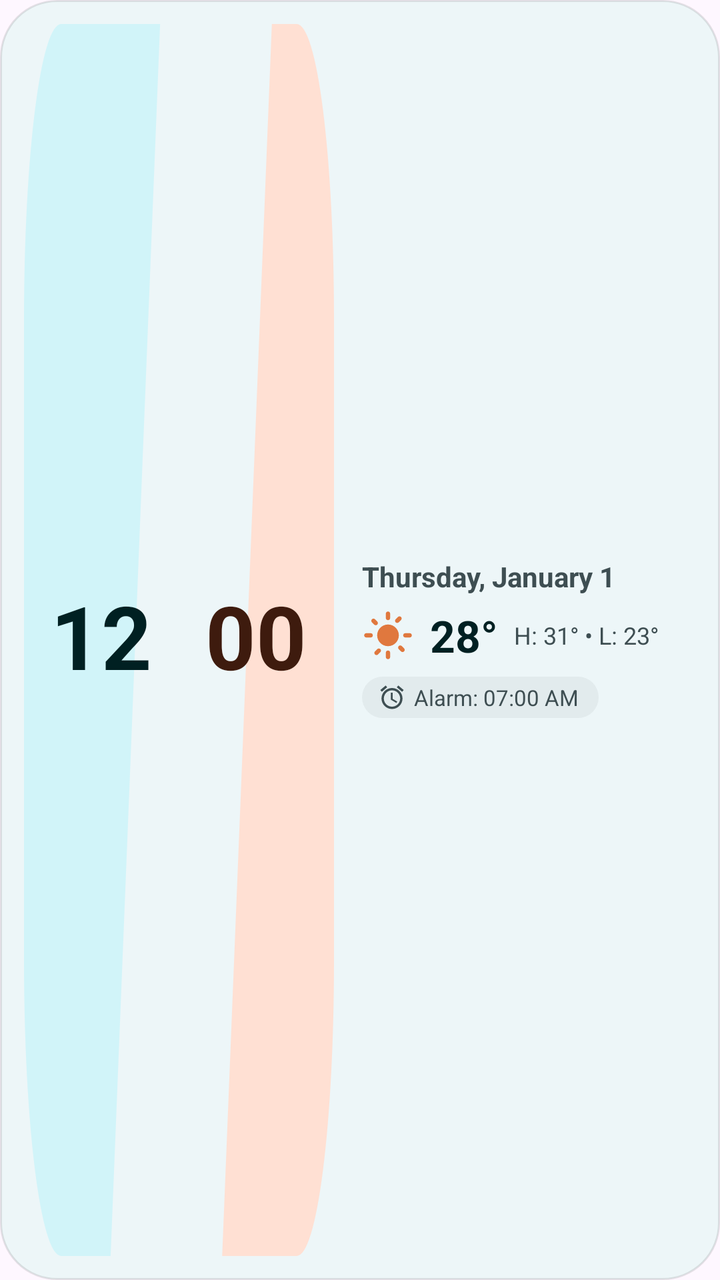
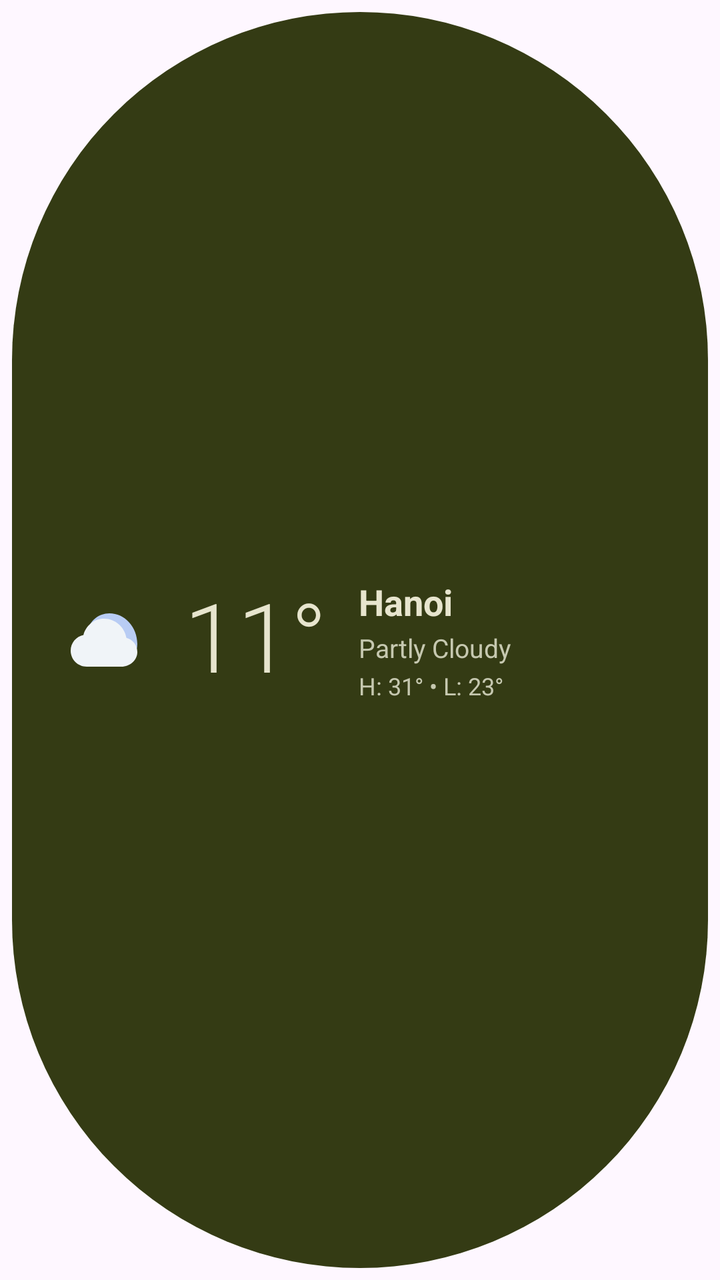

An Android layout rendered at two revisions. The XML below is the earlier revision; the diff shows what the commit changed to produce the second picture.
<!-- AndroidManifest.xml: application theme Theme.MaterialThemes -->
<!-- res/layout/widget_diagonal_4x2.xml -->
<?xml version="1.0" encoding="utf-8"?>
<LinearLayout xmlns:android="http://schemas.android.com/apk/res/android"
    android:id="@+id/widget_diagonal_root"
    android:layout_width="match_parent"
    android:layout_height="match_parent"
    android:background="@drawable/shape_widget_container"
    android:gravity="center_vertical"
    android:orientation="horizontal"
    android:padding="12dp">

    
    <LinearLayout
        android:layout_width="0dp"
        android:layout_height="match_parent"
        android:layout_weight="1.2"
        android:orientation="horizontal">

        <FrameLayout
            android:layout_width="0dp"
            android:layout_height="match_parent"
            android:layout_weight="1"
            android:background="@drawable/shape_diagonal_left"
            android:padding="8dp">

            <TextClock
                android:id="@+id/clock_hour"
                android:layout_width="wrap_content"
                android:layout_height="wrap_content"
                android:layout_gravity="center"
                android:format12Hour="hh"
                android:format24Hour="HH"
                android:includeFontPadding="false"
                android:textColor="@color/widget_text_primary"
                android:textSize="44sp"
                android:textStyle="bold" />
        </FrameLayout>

        <FrameLayout
            android:layout_width="0dp"
            android:layout_height="match_parent"
            android:layout_weight="1"
            android:background="@drawable/shape_diagonal_right"
            android:padding="8dp">

            <TextClock
                android:id="@+id/clock_minute"
                android:layout_width="wrap_content"
                android:layout_height="wrap_content"
                android:layout_gravity="center"
                android:format12Hour="mm"
                android:format24Hour="mm"
                android:includeFontPadding="false"
                android:textColor="@color/widget_text_on_secondary"
                android:textSize="44sp"
                android:textStyle="bold" />
        </FrameLayout>
    </LinearLayout>

    
    <LinearLayout
        android:layout_width="0dp"
        android:layout_height="match_parent"
        android:layout_weight="1.4"
        android:gravity="center_vertical"
        android:orientation="vertical"
        android:paddingStart="14dp"
        android:paddingEnd="6dp">

        <TextClock
            android:id="@+id/clock_date"
            android:layout_width="wrap_content"
            android:layout_height="wrap_content"
            android:format12Hour="EEEE, MMMM d"
            android:format24Hour="EEEE, MMMM d"
            android:includeFontPadding="false"
            android:textColor="@color/widget_text_secondary"
            android:textSize="14sp"
            android:textStyle="bold" />

        <LinearLayout
            android:layout_width="wrap_content"
            android:layout_height="wrap_content"
            android:layout_marginTop="6dp"
            android:gravity="center_vertical"
            android:orientation="horizontal">

            <ImageView
                android:id="@+id/img_weather"
                android:layout_width="26dp"
                android:layout_height="26dp"
                android:contentDescription="@string/sample_weather_condition"
                android:src="@drawable/ic_weather_sunny" />

            <TextView
                android:id="@+id/tv_temp"
                android:layout_width="wrap_content"
                android:layout_height="wrap_content"
                android:paddingStart="8dp"
                android:paddingEnd="0dp"
                android:text="@string/sample_temp_large"
                android:textColor="@color/widget_text_primary"
                android:textSize="22sp"
                android:textStyle="bold" />

            <TextView
                android:id="@+id/tv_temp_range"
                android:layout_width="wrap_content"
                android:layout_height="wrap_content"
                android:paddingStart="8dp"
                android:paddingEnd="0dp"
                android:text="@string/sample_temp_range"
                android:textColor="@color/widget_text_secondary"
                android:textSize="12sp" />
        </LinearLayout>

        
        <LinearLayout
            android:layout_width="wrap_content"
            android:layout_height="wrap_content"
            android:layout_marginTop="6dp"
            android:background="@drawable/shape_pill"
            android:gravity="center_vertical"
            android:orientation="horizontal"
            android:paddingStart="8dp"
            android:paddingTop="3dp"
            android:paddingEnd="10dp"
            android:paddingBottom="3dp">

            <ImageView
                android:layout_width="14dp"
                android:layout_height="14dp"
                android:contentDescription="@string/sample_next_alarm"
                android:src="@drawable/ic_time_alarm" />

            <TextView
                android:id="@+id/tv_alarm"
                android:layout_width="wrap_content"
                android:layout_height="wrap_content"
                android:paddingStart="4dp"
                android:paddingEnd="0dp"
                android:text="@string/sample_next_alarm"
                android:textColor="@color/widget_text_secondary"
                android:textSize="11sp" />
        </LinearLayout>
    </LinearLayout>
</LinearLayout>
<!-- resources referenced by this layout -->
<resources>
  <color name="widget_text_on_secondary">#3E1B0E</color>
  <color name="widget_text_primary">#002022</color>
  <color name="widget_text_secondary">#3E4E52</color>
  <!-- drawable ic_time_alarm (drawable) -->
  <vector xmlns:android="http://schemas.android.com/apk/res/android"
      android:width="24dp"
      android:height="24dp"
      android:viewportWidth="24"
      android:viewportHeight="24">
      <path
          android:fillColor="@color/widget_text_secondary"
          android:pathData="M22,5.72l-4.6,-3.86 -1.29,1.53 4.6,3.86L22,5.72zM7.88,3.39L6.6,1.86 2,5.71l1.29,1.53 4.59,-3.85zM12.5,8H11v6l4.75,2.85 0.75,-1.23 -4,-2.37V8zM12,4c-4.97,0 -9,4.03 -9,9s4.02,9 9,9c4.97,0 9,-4.03 9,-9s-4.03,-9 -9,-9zm0,16c-3.86,0 -7,-3.14 -7,-7s3.14,-7 7,-7 7,3.14 7,7 -3.14,7 -7,7z" />
  </vector>
  <!-- drawable ic_weather_sunny (drawable) -->
  <vector xmlns:android="http://schemas.android.com/apk/res/android"
      android:width="24dp"
      android:height="24dp"
      android:viewportWidth="24"
      android:viewportHeight="24">
      <path
          android:fillColor="@color/widget_accent_sun"
          android:pathData="M12,7c-2.76,0 -5,2.24 -5,5s2.24,5 5,5 5,-2.24 5,-5 -2.24,-5 -5,-5zM2,13h2c0.55,0 1,-0.45 1,-1s-0.45,-1 -1,-1L2,11c-0.55,0 -1,0.45 -1,1s0.45,1 1,1zM20,13h2c0.55,0 1,-0.45 1,-1s-0.45,-1 -1,-1h-2c-0.55,0 -1,0.45 -1,1s0.45,1 1,1zM11,2v2c0,0.55 0.45,1 1,1s1,-0.45 1,-1L13,2c0,-0.55 -0.45,-1 -1,-1s-1,0.45 -1,1zM11,20v2c0,0.55 0.45,1 1,1s1,-0.45 1,-1v-2c0,-0.55 -0.45,-1 -1,-1s-1,0.45 -1,1zM5.99,4.58c-0.39,-0.39 -1.03,-0.39 -1.41,0s-0.39,1.03 0,1.41l1.06,1.06c0.39,0.39 1.03,0.39 1.41,0s0.39,-1.03 0,-1.41L5.99,4.58zM18.36,16.95c-0.39,-0.39 -1.03,-0.39 -1.41,0s-0.39,1.03 0,1.41l1.06,1.06c0.39,0.39 1.03,0.39 1.41,0s0.39,-1.03 0,-1.41l-1.06,-1.06zM7.05,18.36l-1.06,1.06c-0.39,0.39 -0.39,1.03 0,1.41s1.03,0.39 1.41,0l1.06,-1.06c0.39,-0.39 0.39,-1.03 0,-1.41s-1.02,-0.39 -1.41,0zM16.95,5.99l1.06,-1.06c0.39,-0.39 0.39,-1.03 0,-1.41s-1.03,-0.39 -1.41,0l-1.06,1.06c-0.39,0.39 -0.39,1.03 0,1.41s1.03,0.39 1.41,0z" />
  </vector>
  <!-- drawable shape_diagonal_left (drawable) -->
  <vector xmlns:android="http://schemas.android.com/apk/res/android"
      android:width="100dp"
      android:height="100dp"
      android:viewportWidth="100"
      android:viewportHeight="100">
      <path
          android:fillColor="@color/widget_bg_primary"
          android:pathData="M 24,0 L 88,0 L 56,100 L 24,100 A 24,24 0 0,1 0,76 L 0,24 A 24,24 0 0,1 24,0 Z" />
  </vector>
  <!-- drawable shape_diagonal_right (drawable) -->
  <vector xmlns:android="http://schemas.android.com/apk/res/android"
      android:width="100dp"
      android:height="100dp"
      android:viewportWidth="100"
      android:viewportHeight="100">
      <path
          android:fillColor="@color/widget_bg_secondary"
          android:pathData="M 60,0 L 76,0 A 24,24 0 0,1 100,24 L 100,76 A 24,24 0 0,1 76,100 L 28,100 L 60,0 Z" />
  </vector>
  <!-- drawable shape_widget_container (drawable) -->
  <shape xmlns:android="http://schemas.android.com/apk/res/android"
      android:shape="rectangle">
      <solid android:color="@color/widget_container_bg" />
      <corners android:radius="28dp" />
      <stroke
          android:width="1dp"
          android:color="@color/widget_border_subtle" />
  </shape>
  <string name="sample_next_alarm">Alarm: 07:00 AM</string>
  <string name="sample_temp_large">28°</string>
  <color name="widget_accent_sun">#E0783E</color>
  <color name="widget_bg_primary">#D1F4F9</color>
  <color name="widget_bg_secondary">#FFE0D3</color>
  <color name="widget_bg_tertiary">#E2EBED</color>
  <color name="widget_container_bg">#EDF6F8</color>
  <color name="widget_border_subtle">#1A000000</color>
  <color name="md_theme_light_primary">#006874</color>
  <color name="md_theme_light_onPrimary">#FFFFFF</color>
  <color name="md_theme_light_secondary">#4A6267</color>
  <color name="md_theme_light_surface">#F8FDFF</color>
  <color name="md_theme_light_onSurface">#191C1D</color>
  <color name="md_theme_light_outline">#6F797A</color>
  <!-- unchanged entries left out for length: 12 -->
</resources>

<!-- the commit's change to res/layout/widget_diagonal_4x2.xml (unified diff, before → after) -->
@@ -1,146 +1,79 @@
 <?xml version="1.0" encoding="utf-8"?>
-<LinearLayout xmlns:android="http://schemas.android.com/apk/res/android"
+<FrameLayout xmlns:android="http://schemas.android.com/apk/res/android"
     android:id="@+id/widget_diagonal_root"
     android:layout_width="match_parent"
     android:layout_height="match_parent"
-    android:background="@drawable/shape_widget_container"
-    android:gravity="center_vertical"
-    android:orientation="horizontal"
-    android:padding="12dp">
+    android:background="@android:color/transparent"
+    android:padding="6dp">
 
     
     <LinearLayout
-        android:layout_width="0dp"
+        android:layout_width="match_parent"
         android:layout_height="match_parent"
-        android:layout_weight="1.2"
-        android:orientation="horizontal">
+        android:background="@drawable/shape_pill"
+        android:backgroundTint="@color/widget_bg_primary"
+        android:gravity="center_vertical"
+        android:orientation="horizontal"
+        android:paddingStart="24dp"
+        android:paddingTop="12dp"
+        android:paddingEnd="24dp"
+        android:paddingBottom="12dp">
 
-        <FrameLayout
+        
+        <ImageView
+            android:id="@+id/img_weather"
+            android:layout_width="48dp"
+            android:layout_height="48dp"
+            android:contentDescription="@string/sample_weather_condition"
+            android:src="@drawable/ic_weather_night_cloudy" />
+
+        
+        <TextView
+            android:id="@+id/tv_temp"
+            android:layout_width="wrap_content"
+            android:layout_height="wrap_content"
+            android:includeFontPadding="false"
+            android:paddingStart="14dp"
+            android:paddingEnd="16dp"
+            android:text="@string/sample_temp_11"
+            android:textColor="@color/widget_text_primary"
+            android:textSize="48sp"
+            android:fontFamily="sans-serif-light" />
+
+        
+        <LinearLayout
             android:layout_width="0dp"
-            android:layout_height="match_parent"
+            android:layout_height="wrap_content"
             android:layout_weight="1"
-            android:background="@drawable/shape_diagonal_left"
-            android:padding="8dp">
+            android:gravity="center_vertical"
+            android:orientation="vertical">
 
-            <TextClock
-                android:id="@+id/clock_hour"
+            <TextView
+                android:id="@+id/tv_city"
                 android:layout_width="wrap_content"
                 android:layout_height="wrap_content"
-                android:layout_gravity="center"
-                android:format12Hour="hh"
-                android:format24Hour="HH"
-                android:includeFontPadding="false"
+                android:text="@string/sample_location"
                 android:textColor="@color/widget_text_primary"
-                android:textSize="44sp"
+                android:textSize="18sp"
                 android:textStyle="bold" />
-        </FrameLayout>
 
-        <FrameLayout
-            android:layout_width="0dp"
-            android:layout_height="match_parent"
-            android:layout_weight="1"
-            android:background="@drawable/shape_diagonal_right"
-            android:padding="8dp">
-
-            <TextClock
-                android:id="@+id/clock_minute"
+            <TextView
+                android:id="@+id/tv_condition"
                 android:layout_width="wrap_content"
                 android:layout_height="wrap_content"
-                android:layout_gravity="center"
-                android:format12Hour="mm"
-                android:format24Hour="mm"
-                android:includeFontPadding="false"
-                android:textColor="@color/widget_text_on_secondary"
-                android:textSize="44sp"
-                android:textStyle="bold" />
-        </FrameLayout>
-    </LinearLayout>
-
-    
-    <LinearLayout
-        android:layout_width="0dp"
-        android:layout_height="match_parent"
-        android:layout_weight="1.4"
-        android:gravity="center_vertical"
-        android:orientation="vertical"
-        android:paddingStart="14dp"
-        android:paddingEnd="6dp">
-
-        <TextClock
-            android:id="@+id/clock_date"
-            android:layout_width="wrap_content"
-            android:layout_height="wrap_content"
-            android:format12Hour="EEEE, MMMM d"
-            android:format24Hour="EEEE, MMMM d"
-            android:includeFontPadding="false"
-            android:textColor="@color/widget_text_secondary"
-            android:textSize="14sp"
-            android:textStyle="bold" />
-
-        <LinearLayout
-            android:layout_width="wrap_content"
-            android:layout_height="wrap_content"
-            android:layout_marginTop="6dp"
-            android:gravity="center_vertical"
-            android:orientation="horizontal">
-
-            <ImageView
-                android:id="@+id/img_weather"
-                android:layout_width="26dp"
-                android:layout_height="26dp"
-                android:contentDescription="@string/sample_weather_condition"
-                android:src="@drawable/ic_weather_sunny" />
-
-            <TextView
-                android:id="@+id/tv_temp"
-                android:layout_width="wrap_content"
-                android:layout_height="wrap_content"
-                android:paddingStart="8dp"
-                android:paddingEnd="0dp"
-                android:text="@string/sample_temp_large"
-                android:textColor="@color/widget_text_primary"
-                android:textSize="22sp"
-                android:textStyle="bold" />
+                android:layout_marginTop="2dp"
+                android:text="@string/sample_weather_condition"
+                android:textColor="@color/widget_text_secondary"
+                android:textSize="13sp" />
 
             <TextView
                 android:id="@+id/tv_temp_range"
                 android:layout_width="wrap_content"
                 android:layout_height="wrap_content"
-                android:paddingStart="8dp"
-                android:paddingEnd="0dp"
+                android:layout_marginTop="2dp"
                 android:text="@string/sample_temp_range"
                 android:textColor="@color/widget_text_secondary"
                 android:textSize="12sp" />
         </LinearLayout>
-
-        
-        <LinearLayout
-            android:layout_width="wrap_content"
-            android:layout_height="wrap_content"
-            android:layout_marginTop="6dp"
-            android:background="@drawable/shape_pill"
-            android:gravity="center_vertical"
-            android:orientation="horizontal"
-            android:paddingStart="8dp"
-            android:paddingTop="3dp"
-            android:paddingEnd="10dp"
-            android:paddingBottom="3dp">
-
-            <ImageView
-                android:layout_width="14dp"
-                android:layout_height="14dp"
-                android:contentDescription="@string/sample_next_alarm"
-                android:src="@drawable/ic_time_alarm" />
-
-            <TextView
-                android:id="@+id/tv_alarm"
-                android:layout_width="wrap_content"
-                android:layout_height="wrap_content"
-                android:paddingStart="4dp"
-                android:paddingEnd="0dp"
-                android:text="@string/sample_next_alarm"
-                android:textColor="@color/widget_text_secondary"
-                android:textSize="11sp" />
-        </LinearLayout>
     </LinearLayout>
-</LinearLayout>
+</FrameLayout>
<!-- resource entries referenced after the edit -->
@@ -1,65 +1,26 @@
 <!-- resources referenced by this layout -->
 <resources>
-  <color name="widget_text_on_secondary">#3E1B0E</color>
-  <color name="widget_text_primary">#002022</color>
-  <color name="widget_text_secondary">#3E4E52</color>
-  <!-- drawable ic_time_alarm (drawable) -->
+  <color name="widget_text_primary">#E7E5CE</color>
+  <color name="widget_text_secondary">#C6C8B0</color>
+  <!-- drawable ic_weather_night_cloudy (drawable) -->
   <vector xmlns:android="http://schemas.android.com/apk/res/android"
-      android:width="24dp"
-      android:height="24dp"
-      android:viewportWidth="24"
-      android:viewportHeight="24">
+      android:width="36dp"
+      android:height="36dp"
+      android:viewportWidth="36"
+      android:viewportHeight="36">
+      
       <path
-          android:fillColor="@color/widget_text_secondary"
-          android:pathData="M22,5.72l-4.6,-3.86 -1.29,1.53 4.6,3.86L22,5.72zM7.88,3.39L6.6,1.86 2,5.71l1.29,1.53 4.59,-3.85zM12.5,8H11v6l4.75,2.85 0.75,-1.23 -4,-2.37V8zM12,4c-4.97,0 -9,4.03 -9,9s4.02,9 9,9c4.97,0 9,-4.03 9,-9s-4.03,-9 -9,-9zm0,16c-3.86,0 -7,-3.14 -7,-7s3.14,-7 7,-7 7,3.14 7,7 -3.14,7 -7,7z" />
+          android:fillColor="#B8CCF4"
+          android:pathData="M 18.5,8 C 14.5,8 11.2,10.8 10.3,14.6 C 11.6,14.2 13,14 14.5,14 C 20.3,14 25,18.7 25,24.5 C 25,25.4 24.8,26.3 24.6,27.1 C 27.2,25.6 29,22.8 29,19.5 C 29,13.1 24.3,8 18.5,8 Z" />
+      
+      <path
+          android:fillColor="#F0F4F8"
+          android:pathData="M 23,28 L 10,28 C 6.7,28 4,25.3 4,22 C 4,19.1 6,16.7 8.8,16.1 C 9.7,12.6 12.8,10 16.5,10 C 20.7,10 24.2,13.1 24.9,17.2 C 27.2,17.8 29,19.9 29,22.5 C 29,25.5 26.3,28 23,28 Z" />
   </vector>
-  <!-- drawable ic_weather_sunny (drawable) -->
-  <vector xmlns:android="http://schemas.android.com/apk/res/android"
-      android:width="24dp"
-      android:height="24dp"
-      android:viewportWidth="24"
-      android:viewportHeight="24">
-      <path
-          android:fillColor="@color/widget_accent_sun"
-          android:pathData="M12,7c-2.76,0 -5,2.24 -5,5s2.24,5 5,5 5,-2.24 5,-5 -2.24,-5 -5,-5zM2,13h2c0.55,0 1,-0.45 1,-1s-0.45,-1 -1,-1L2,11c-0.55,0 -1,0.45 -1,1s0.45,1 1,1zM20,13h2c0.55,0 1,-0.45 1,-1s-0.45,-1 -1,-1h-2c-0.55,0 -1,0.45 -1,1s0.45,1 1,1zM11,2v2c0,0.55 0.45,1 1,1s1,-0.45 1,-1L13,2c0,-0.55 -0.45,-1 -1,-1s-1,0.45 -1,1zM11,20v2c0,0.55 0.45,1 1,1s1,-0.45 1,-1v-2c0,-0.55 -0.45,-1 -1,-1s-1,0.45 -1,1zM5.99,4.58c-0.39,-0.39 -1.03,-0.39 -1.41,0s-0.39,1.03 0,1.41l1.06,1.06c0.39,0.39 1.03,0.39 1.41,0s0.39,-1.03 0,-1.41L5.99,4.58zM18.36,16.95c-0.39,-0.39 -1.03,-0.39 -1.41,0s-0.39,1.03 0,1.41l1.06,1.06c0.39,0.39 1.03,0.39 1.41,0s0.39,-1.03 0,-1.41l-1.06,-1.06zM7.05,18.36l-1.06,1.06c-0.39,0.39 -0.39,1.03 0,1.41s1.03,0.39 1.41,0l1.06,-1.06c0.39,-0.39 0.39,-1.03 0,-1.41s-1.02,-0.39 -1.41,0zM16.95,5.99l1.06,-1.06c0.39,-0.39 0.39,-1.03 0,-1.41s-1.03,-0.39 -1.41,0l-1.06,1.06c-0.39,0.39 -0.39,1.03 0,1.41s1.03,0.39 1.41,0z" />
-  </vector>
-  <!-- drawable shape_diagonal_left (drawable) -->
-  <vector xmlns:android="http://schemas.android.com/apk/res/android"
-      android:width="100dp"
-      android:height="100dp"
-      android:viewportWidth="100"
-      android:viewportHeight="100">
-      <path
-          android:fillColor="@color/widget_bg_primary"
-          android:pathData="M 24,0 L 88,0 L 56,100 L 24,100 A 24,24 0 0,1 0,76 L 0,24 A 24,24 0 0,1 24,0 Z" />
-  </vector>
-  <!-- drawable shape_diagonal_right (drawable) -->
-  <vector xmlns:android="http://schemas.android.com/apk/res/android"
-      android:width="100dp"
-      android:height="100dp"
-      android:viewportWidth="100"
-      android:viewportHeight="100">
-      <path
-          android:fillColor="@color/widget_bg_secondary"
-          android:pathData="M 60,0 L 76,0 A 24,24 0 0,1 100,24 L 100,76 A 24,24 0 0,1 76,100 L 28,100 L 60,0 Z" />
-  </vector>
-  <!-- drawable shape_widget_container (drawable) -->
-  <shape xmlns:android="http://schemas.android.com/apk/res/android"
-      android:shape="rectangle">
-      <solid android:color="@color/widget_container_bg" />
-      <corners android:radius="28dp" />
-      <stroke
-          android:width="1dp"
-          android:color="@color/widget_border_subtle" />
-  </shape>
-  <string name="sample_next_alarm">Alarm: 07:00 AM</string>
-  <string name="sample_temp_large">28°</string>
-  <color name="widget_accent_sun">#E0783E</color>
-  <color name="widget_bg_primary">#D1F4F9</color>
-  <color name="widget_bg_secondary">#FFE0D3</color>
-  <color name="widget_bg_tertiary">#E2EBED</color>
-  <color name="widget_container_bg">#EDF6F8</color>
-  <color name="widget_border_subtle">#1A000000</color>
+  <string name="sample_location">Hanoi</string>
+  <string name="sample_temp_11">11°</string>
+  <color name="widget_bg_primary">#343B14</color>
+  <color name="widget_bg_tertiary">#E2E5CC</color>
   <color name="md_theme_light_primary">#006874</color>
   <color name="md_theme_light_onPrimary">#FFFFFF</color>
   <color name="md_theme_light_secondary">#4A6267</color>
